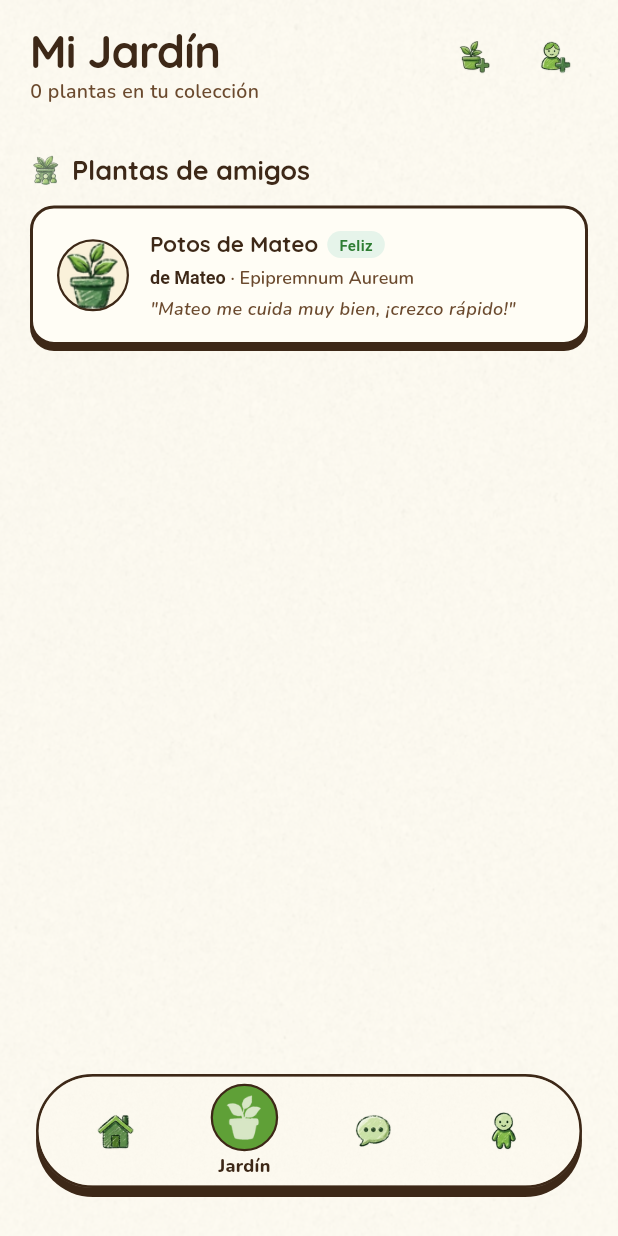
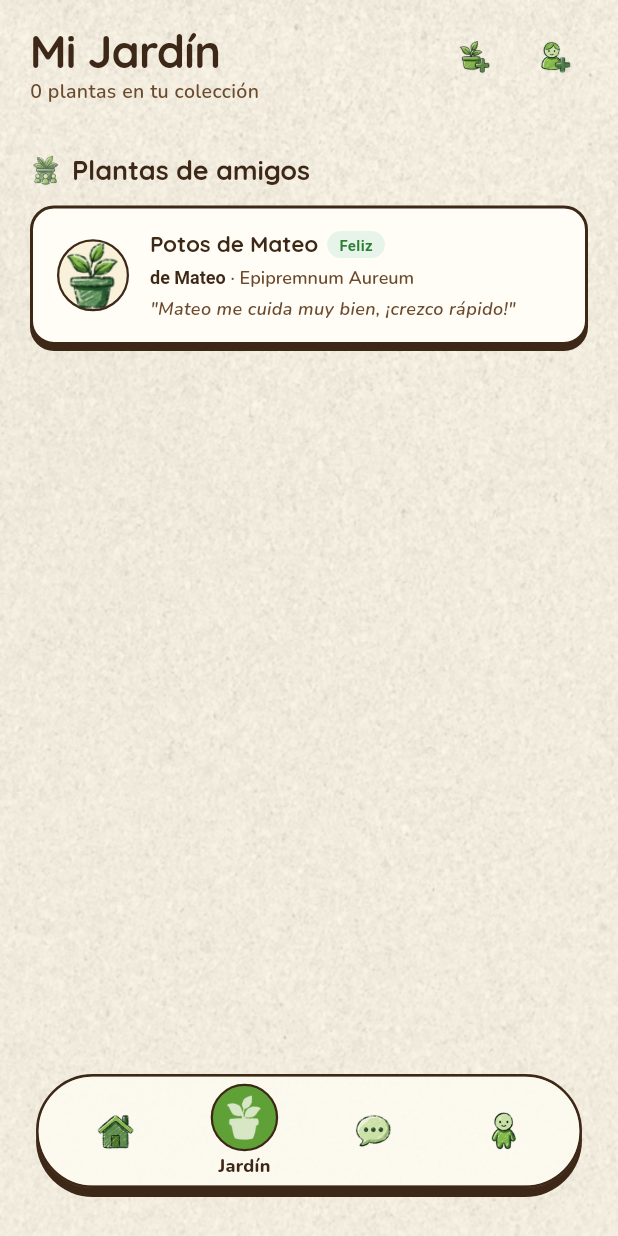
Before and after one commit to WhiteRabbitCoder/FrontendGossipGarden, a Flutter app: the MainScreen screen opened directly, item 2 of the bottom bar chosen, on a phone screen of 412 x 824 dp. Run offline on Flutter 3.47's test engine with Material 3 defaults, Android fonts, the phone set to English and light mode, and no system bars; our stand-ins replace audioplayers, camera, cloud_firestore, dio, firebase_auth, firebase_core and 8 more; missing offline and left inert: dart:html, record; accounts and stored records are empty; network calls fail.

Commit message:
UI: Remove solid fill colors from transitions to restore paper texture background

```diff
--- a/src/lib/core/utils/garden_transitions.dart
+++ b/src/lib/core/utils/garden_transitions.dart
@@ -10,6 +10,7 @@ class GardenTransitions {
           animation: animation,
           secondaryAnimation: secondaryAnimation,
           transitionType: type,
+          fillColor: Colors.transparent,
           child: child,
         );
       },
@@ -23,6 +24,7 @@ class GardenTransitions {
         return FadeThroughTransition(
           animation: animation,
           secondaryAnimation: secondaryAnimation,
+          fillColor: Colors.transparent,
           child: child,
         );
       },
--- a/src/lib/features/plants/presentation/screens/main_screen.dart
+++ b/src/lib/features/plants/presentation/screens/main_screen.dart
@@ -61,7 +61,7 @@ class MainScreen extends ConsumerWidget {
                     return FadeThroughTransition(
                       animation: primaryAnimation,
                       secondaryAnimation: secondaryAnimation,
-                      fillColor: GardenColors.creamLight,
+                      fillColor: Colors.transparent,
                       child: child,
                     );
                   },
--- a/src/lib/features/plants/presentation/screens/plant_profile_screen.dart
+++ b/src/lib/features/plants/presentation/screens/plant_profile_screen.dart
@@ -202,7 +202,7 @@ class PlantProfileScreen extends ConsumerWidget {
 
   Widget _buildErrorState(BuildContext context, WidgetRef ref, String plantId, String message) {
     return Scaffold(
-      backgroundColor: GardenColors.creamLight,
+      backgroundColor: Colors.transparent,
       appBar: AppBar(
         backgroundColor: Colors.transparent,
         elevation: 0,
```
